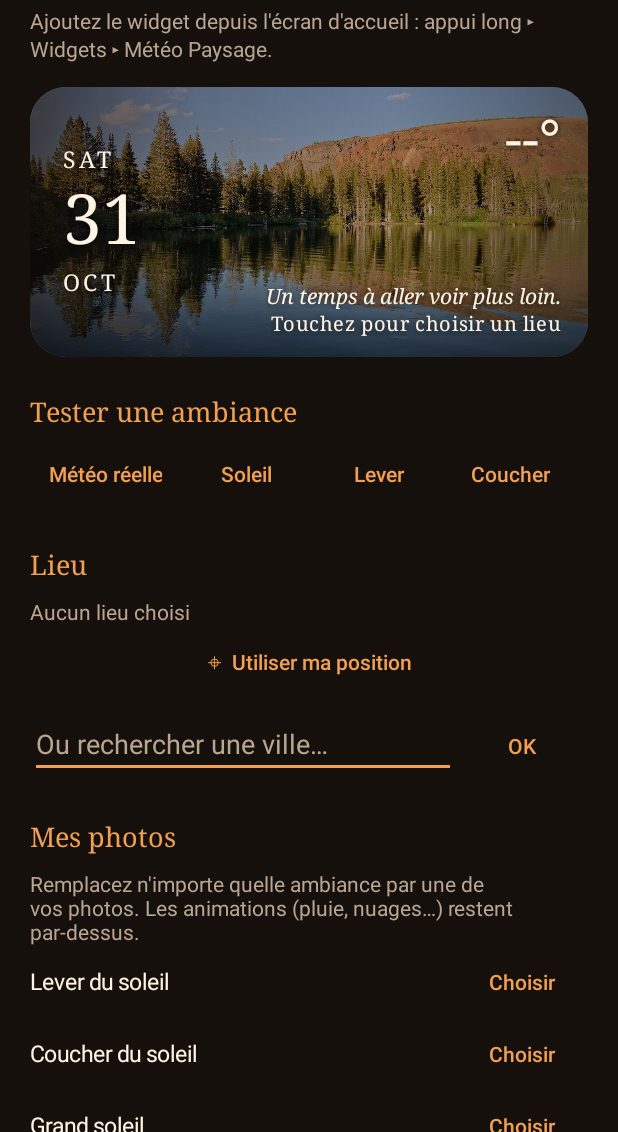
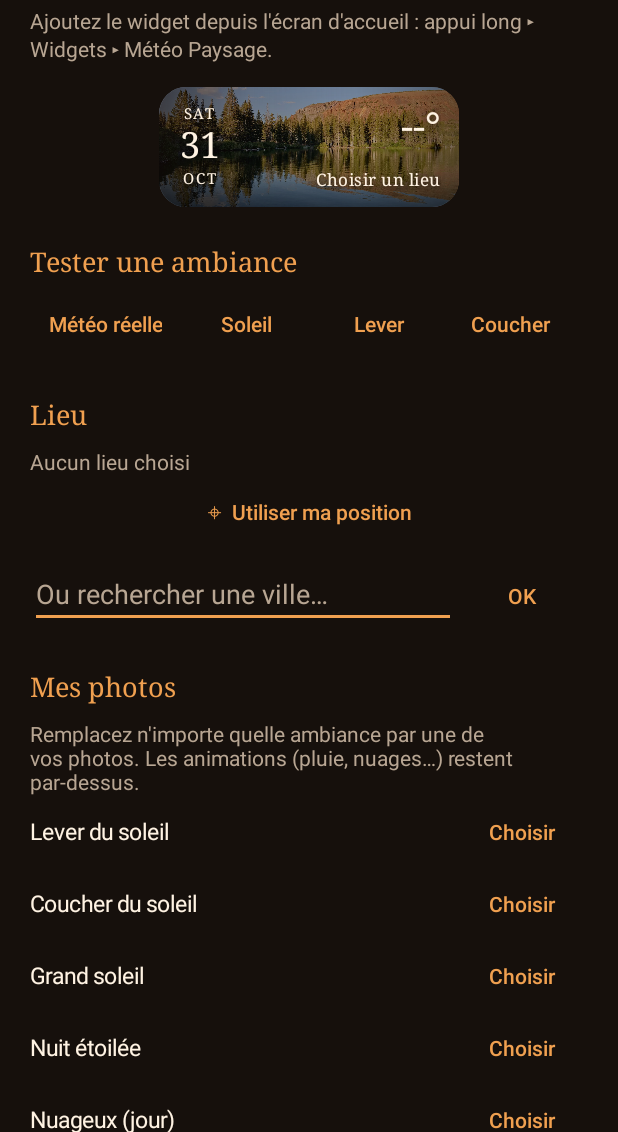
Before and after one commit to jpbarretobot/jpbbot, an Android app: the screen it shows after launch (MainActivity), on a phone screen of 412 x 824 dp, the part 104-1236 px from its top. Run offline under Robolectric (Android 15) with nearby library versions, the phone set to English and light mode, and no system bars; pictures from the network do not load.

Commit message:
Widget au format 2 × 1 et suppression des phrases
Co-Authored-By: Claude Opus 5.5 <noreply@anthropic.com>
Claude-Session: https://claude.ai/code/session_0179hjMEH44CmeVFP4WuaqE7

```diff
--- a/app/src/main/java/fr/jpb/meteowidget/Ambience.kt
+++ b/app/src/main/java/fr/jpb/meteowidget/Ambience.kt
@@ -115,33 +115,4 @@ object Ambiences {
             Condition.STORM -> Ambience(Backdrop.STORM, setOf(Fx.RAIN, Fx.CLOUDS, Fx.LIGHTNING), DARK)
         }
     }
-
-    private val PHRASES = mapOf(
-        "sunrise" to listOf("Chaque matin est une page blanche.", "Le jour se lève, avance avec lui.", "La lumière revient toujours."),
-        "sunset" to listOf("Toujours plus loin, même quand le jour s'éteint.", "Le soleil se couche, les rêves se lèvent.", "Savoure la lumière dorée."),
-        "clear_day" to listOf("Le ciel est à toi aujourd'hui.", "Un temps à aller voir plus loin.", "Respire, tout est clair."),
-        "clear_night" to listOf("Sous les étoiles, tout semble possible.", "La nuit garde les plus beaux secrets.", "Lève les yeux, le ciel est immense."),
-        "cloudy" to listOf("Les nuages passent, toi tu restes.", "Derrière les nuages, le soleil attend.", "Un ciel doux pour avancer tranquille."),
-        "fog" to listOf("Toujours plus loin, même dans le brouillard.", "Un pas après l'autre, le chemin apparaît.", "La brume ne cache que pour mieux révéler."),
-        "rain" to listOf("La pluie lave tout, même les doutes.", "Il pleut : l'heure des belles histoires.", "Danse sous la pluie, elle finira par passer."),
-        "snow" to listOf("Le monde se fait silence et coton.", "Chaque flocon est unique, toi aussi.", "La neige efface tout, recommence en blanc."),
-        "storm" to listOf("Après l'orage vient toujours le calme.", "Les tempêtes font les marins solides.", "Reste à l'abri, ça va passer."),
-    )
-
-    fun phrase(condition: Condition, phase: Phase, dayOfYear: Int): String {
-        val key = when (condition) {
-            Condition.FOG -> "fog"
-            Condition.RAIN -> "rain"
-            Condition.SNOW -> "snow"
-            Condition.STORM -> "storm"
-            else -> when (phase) {
-                Phase.SUNRISE -> "sunrise"
-                Phase.SUNSET -> "sunset"
-                Phase.NIGHT -> "clear_night"
-                Phase.DAY -> if (condition == Condition.CLOUDY) "cloudy" else "clear_day"
-            }
-        }
-        val list = PHRASES.getValue(key)
-        return list[dayOfYear % list.size]
-    }
 }
--- a/app/src/main/java/fr/jpb/meteowidget/WidgetRenderer.kt
+++ b/app/src/main/java/fr/jpb/meteowidget/WidgetRenderer.kt
@@ -72,16 +72,12 @@ object WidgetRenderer {
         if (weather != null) {
             rv.setTextViewText(R.id.temp, "${weather.temp.roundToInt()}°")
             rv.setTextViewText(R.id.condition, Ambiences.label(weather.code))
-            rv.setTextViewText(R.id.minmax, "↑ ${weather.max.roundToInt()}°   ↓ ${weather.min.roundToInt()}°")
         } else {
             rv.setTextViewText(R.id.temp, "--°")
             rv.setTextViewText(R.id.condition, "")
-            rv.setTextViewText(R.id.minmax, "")
         }
         val place = repo.place
-        rv.setTextViewText(R.id.place, if (place != null) "⌖  ${place.name}" else ctx.getString(R.string.place_unknown))
-        val day = Calendar.getInstance().get(Calendar.DAY_OF_YEAR)
-        rv.setTextViewText(R.id.phrase, Ambiences.phrase(condition, phase, day))
+        rv.setTextViewText(R.id.place, if (place != null) "⌖ ${place.name}" else ctx.getString(R.string.place_unknown))
 
         val open = PendingIntent.getActivity(
             ctx, 0, Intent(ctx, MainActivity::class.java),
--- a/app/src/main/res/drawable/widget_frame.xml
+++ b/app/src/main/res/drawable/widget_frame.xml
@@ -1,5 +1,5 @@
 <?xml version="1.0" encoding="utf-8"?>
 <shape xmlns:android="http://schemas.android.com/apk/res/android" android:shape="rectangle">
-    <corners android:radius="24dp" />
+    <corners android:radius="18dp" />
     <solid android:color="#2A1A10" />
 </shape>
--- a/app/src/main/res/layout/activity_main.xml
+++ b/app/src/main/res/layout/activity_main.xml
@@ -23,10 +23,12 @@
             style="@style/Muted"
             android:text="Ajoutez le widget depuis l'écran d'accueil : appui long ▸ Widgets ▸ Météo Paysage." />
 
+        <!-- Aperçu à la taille d'un widget 2 × 1 -->
         <FrameLayout
             android:id="@+id/preview"
-            android:layout_width="match_parent"
-            android:layout_height="180dp"
+            android:layout_width="200dp"
+            android:layout_height="80dp"
+            android:layout_gravity="center_horizontal"
             android:layout_marginTop="16dp" />
 
         <TextView style="@style/Section" android:text="Tester une ambiance" />
--- a/app/src/main/res/layout/widget_weather.xml
+++ b/app/src/main/res/layout/widget_weather.xml
@@ -141,20 +141,22 @@
         android:scaleType="fitXY"
         android:src="@drawable/scrim_right" />
 
+
+    <!-- Contenu compact (widget 2 × 1) : date à gauche, température et lieu à droite -->
     <LinearLayout
         android:layout_width="match_parent"
         android:layout_height="match_parent"
+        android:gravity="center_vertical"
         android:orientation="horizontal"
-        android:paddingStart="22dp"
-        android:paddingTop="14dp"
-        android:paddingEnd="18dp"
-        android:paddingBottom="14dp">
+        android:paddingStart="14dp"
+        android:paddingTop="6dp"
+        android:paddingEnd="12dp"
+        android:paddingBottom="6dp">
 
-        <!-- Colonne date (mise à jour automatique par le système) -->
         <LinearLayout
             android:layout_width="wrap_content"
-            android:layout_height="match_parent"
-            android:gravity="center_vertical"
+            android:layout_height="wrap_content"
+            android:gravity="center_horizontal"
             android:orientation="vertical">
 
             <TextClock
@@ -175,7 +177,8 @@
 
         <LinearLayout
             android:layout_width="0dp"
-            android:layout_height="match_parent"
+            android:layout_height="wrap_content"
+            android:layout_marginStart="8dp"
             android:layout_weight="1"
             android:gravity="end"
             android:orientation="vertical">
@@ -191,26 +194,8 @@
                 android:text="" />
 
             <TextView
-                android:id="@+id/minmax"
-                style="@style/WidgetText.Small"
-                android:alpha="0.8"
-                android:text="" />
-
-            <!-- Espace extensible (seules certaines vues sont autorisées dans un widget) -->
-            <FrameLayout
-                android:layout_width="1dp"
-                android:layout_height="0dp"
-                android:layout_weight="1" />
-
-            <TextView
-                android:id="@+id/phrase"
-                style="@style/WidgetText.Phrase"
-                android:text="@string/phrase_default" />
-
-            <TextView
                 android:id="@+id/place"
                 style="@style/WidgetText.Small"
-                android:layout_marginTop="2dp"
                 android:text="@string/place_unknown" />
         </LinearLayout>
     </LinearLayout>
--- a/app/src/main/res/values/strings.xml
+++ b/app/src/main/res/values/strings.xml
@@ -2,6 +2,5 @@
 <resources>
     <string name="app_name">Météo Paysage</string>
     <string name="widget_description">La météo du moment, en paysage animé</string>
-    <string name="phrase_default">Toujours plus loin, même dans le brouillard.</string>
-    <string name="place_unknown">Touchez pour choisir un lieu</string>
+    <string name="place_unknown">Choisir un lieu</string>
 </resources>
--- a/app/src/main/res/values/styles.xml
+++ b/app/src/main/res/values/styles.xml
@@ -13,28 +13,22 @@
         <item name="android:maxLines">1</item>
     </style>
     <style name="WidgetText.Caps">
-        <item name="android:textSize">15sp</item>
+        <item name="android:textSize">10sp</item>
         <item name="android:textAllCaps">true</item>
-        <item name="android:letterSpacing">0.15</item>
+        <item name="android:letterSpacing">0.12</item>
     </style>
     <style name="WidgetText.Day">
-        <item name="android:textSize">46sp</item>
-        <item name="android:layout_marginTop">4dp</item>
-        <item name="android:layout_marginBottom">6dp</item>
+        <item name="android:textSize">24sp</item>
+        <item name="android:layout_marginTop">1dp</item>
+        <item name="android:layout_marginBottom">2dp</item>
     </style>
     <style name="WidgetText.Temp">
-        <item name="android:textSize">36sp</item>
+        <item name="android:textSize">26sp</item>
     </style>
     <style name="WidgetText.Small">
-        <item name="android:textSize">13sp</item>
+        <item name="android:textSize">11sp</item>
         <item name="android:letterSpacing">0.03</item>
         <item name="android:ellipsize">end</item>
-    </style>
-    <style name="WidgetText.Phrase">
-        <item name="android:textSize">14sp</item>
-        <item name="android:textStyle">italic</item>
-        <item name="android:gravity">end</item>
-        <item name="android:maxLines">2</item>
     </style>
 
     <style name="AppTheme" parent="android:Theme.Material.NoActionBar">
--- a/app/src/main/res/xml/weather_widget_info.xml
+++ b/app/src/main/res/xml/weather_widget_info.xml
@@ -4,12 +4,12 @@
     android:initialLayout="@layout/widget_weather"
     android:previewLayout="@layout/widget_weather"
     android:previewImage="@drawable/scene_sunset"
-    android:minWidth="250dp"
-    android:minHeight="110dp"
-    android:minResizeWidth="180dp"
-    android:minResizeHeight="90dp"
-    android:targetCellWidth="4"
-    android:targetCellHeight="2"
+    android:minWidth="110dp"
+    android:minHeight="40dp"
+    android:minResizeWidth="110dp"
+    android:minResizeHeight="40dp"
+    android:targetCellWidth="2"
+    android:targetCellHeight="1"
     android:resizeMode="horizontal|vertical"
     android:updatePeriodMillis="1800000"
     android:widgetCategory="home_screen" />
```
Also changed, not shown: 1 other file.
